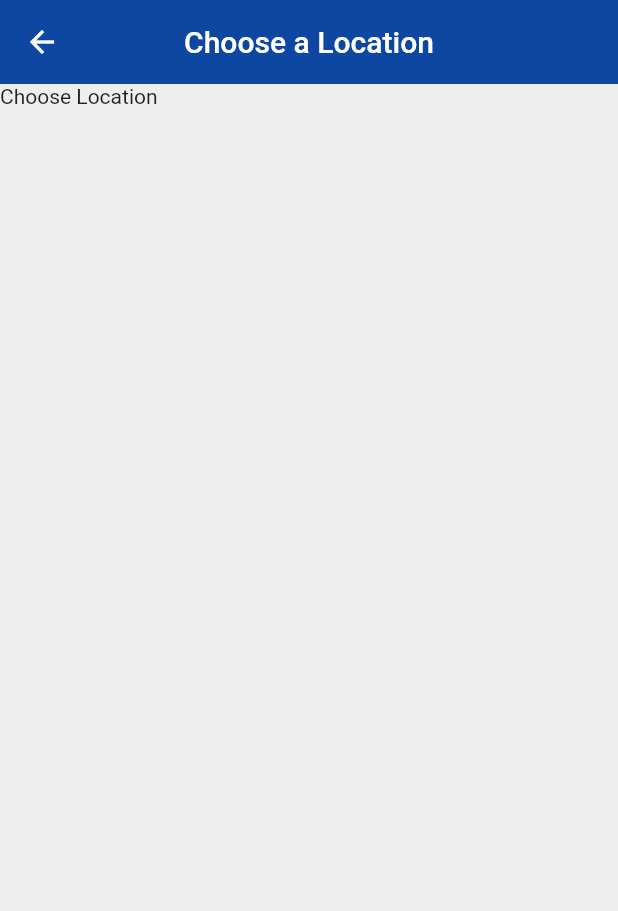
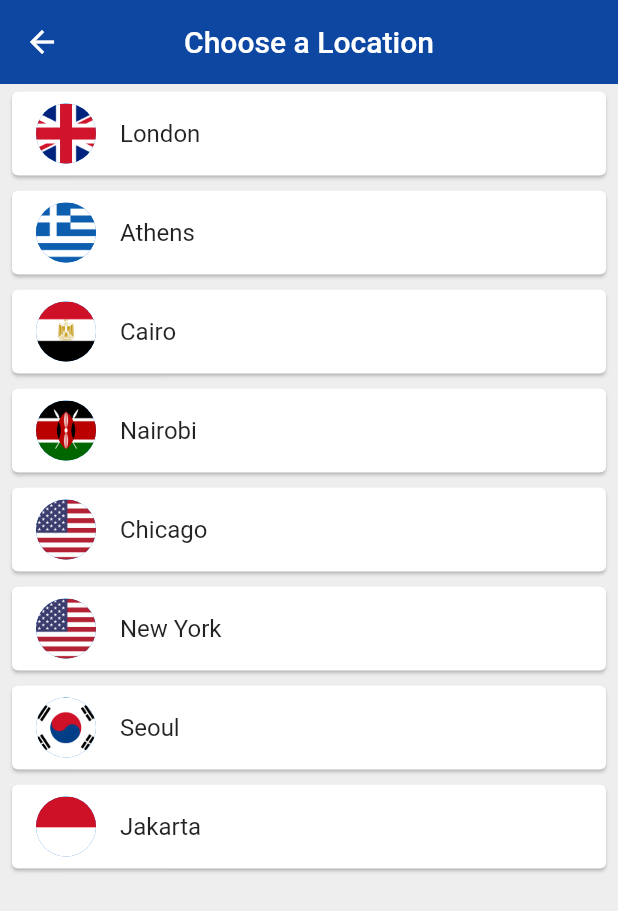
Before and after one commit to dgress95/World-Time-App, a Flutter app: the screen it shows after launch, after a tap on "Edit Location", on a phone screen of 412 x 824 dp. Shown: the top 911 px of the screen. Run offline on Flutter 3.47's test engine with Material 2 defaults, Android fonts, the phone set to English and light mode, and no system bars; our stand-ins replace flutter_spinkit; network calls fail.

Commit message:
App functionality complete

```diff
--- a/lib/pages/choose_location.dart
+++ b/lib/pages/choose_location.dart
@@ -1,4 +1,5 @@
 import 'package:flutter/material.dart';
+import 'package:world_time_app/services/world_time.dart';
 
 class ChooseLocation extends StatefulWidget {
   const ChooseLocation({super.key});
@@ -8,6 +9,30 @@ class ChooseLocation extends StatefulWidget {
 }
 
 class _ChooseLocationState extends State<ChooseLocation> {
+
+  List<WorldTime> locations = [
+    WorldTime(url: 'Europe/London', location: 'London', flag: 'uk.png'),
+    WorldTime(url: 'Europe/Berlin', location: 'Athens', flag: 'greece.png'),
+    WorldTime(url: 'Africa/Cairo', location: 'Cairo', flag: 'egypt.png'),
+    WorldTime(url: 'Africa/Nairobi', location: 'Nairobi', flag: 'kenya.png'),
+    WorldTime(url: 'America/Chicago', location: 'Chicago', flag: 'usa.png'),
+    WorldTime(url: 'America/New_York', location: 'New York', flag: 'usa.png'),
+    WorldTime(url: 'Asia/Seoul', location: 'Seoul', flag: 'south_korea.png'),
+    WorldTime(url: 'Asia/Jakarta', location: 'Jakarta', flag: 'indonesia.png'),
+  ];
+
+  void updateTime(index) async {
+    WorldTime instance = locations[index];
+    await instance.getTime();
+    // navigate to home screen
+    if (!context.mounted) return;
+    Navigator.pop(context, {
+      'location': instance.location,
+      'flag': instance.flag,
+      'time': instance.time,
+      'isDaytime': instance.isDaytime
+    });
+  }
 
   @override
   Widget build(BuildContext context) {
@@ -19,7 +44,25 @@ class _ChooseLocationState extends State<ChooseLocation> {
         centerTitle: true,
         elevation: 0.0,
       ),
-      body: Text('Choose Location'),
+      body: ListView.builder(
+        itemBuilder: (context, index) {
+            return Padding(
+              padding: const EdgeInsets.symmetric(vertical: 1.0, horizontal: 4.0),
+              child: Card(
+                child: ListTile(
+                  onTap: () {
+                    updateTime(index);
+                  },
+                  title: Text(locations[index].location),
+                  leading: CircleAvatar(
+                    backgroundImage: AssetImage('assets/${locations[index].flag}'),
+                  ),
+                ),
+              ),
+            );
+          },
+        itemCount: locations.length,
+      ),
     );
   }
 }
--- a/lib/pages/home.dart
+++ b/lib/pages/home.dart
@@ -13,26 +13,57 @@ class Home extends StatefulWidget {
 class _HomeState extends State<Home> {
 
   Object? parameters;
+  Map data = {};
 
   @override
   Widget build(BuildContext context) {
 
-    parameters = ModalRoute.of(context)!.settings.arguments;
-    Map data = jsonDecode(jsonEncode(parameters));
-    print(data);
+    // parameters = data.isNotEmpty ? data : ModalRoute.of(context)!.settings.arguments;
+    // Map data = jsonDecode(jsonEncode(parameters));
+    // print(data);
+
+    data = data.isNotEmpty ? data : ModalRoute.of(context)!.settings.arguments as Map;
+
+    // set background
+    String bgImage = data['isDaytime'] ? 'day.png' : 'night.png';
+    Color? bgColor = data['isDaytime'] ? Colors.blue : Colors.indigo[700];
 
     return Scaffold(
+      backgroundColor: bgColor,
       body: SafeArea(
+          child: Container(
+            decoration: BoxDecoration(
+              image: DecorationImage(
+                image: AssetImage('assets/$bgImage'),
+                fit: BoxFit.cover,
+              ),
+            ),
             child: Padding(
               padding: const EdgeInsets.fromLTRB(0, 120.0, 0, 0),
               child: Column(
                 children: <Widget>[
                   TextButton.icon(
-                    onPressed: () {
-                      Navigator.pushNamed(context, '/location');
+                      onPressed: () async {
+                        dynamic result = await Navigator.pushNamed(context, '/location');
+                        setState(() {
+                          data = {
+                            'time': result['time'],
+                            'location': result['location'],
+                            'isDaytime': result['isDaytime'],
+                            'flag': result['flag'],
+                          };
+                        });
                       },
-                    icon: const Icon(Icons.edit_location),
-                    label: const Text('Edit Location'),
+                      icon: Icon(
+                          Icons.edit_location,
+                          color: Colors.grey[300],
+                      ),
+                      label: Text(
+                          'Edit Location',
+                          style: TextStyle(
+                            color: Colors.grey[300],
+                        )
+                      ),
                   ),
                   SizedBox(height: 20.0),
                   Row(
@@ -43,6 +74,7 @@ class _HomeState extends State<Home> {
                         style: const TextStyle(
                           fontSize: 28.0,
                           letterSpacing: 2.0,
+                          color: Colors.white,
                         )
                       )
                     ],
@@ -52,9 +84,11 @@ class _HomeState extends State<Home> {
                     data['time'],
                     style: const TextStyle(
                       fontSize: 66.0,
+                      color: Colors.white,
                     )
                   )
                 ],
+              ),
             ),
           )
       ),
--- a/lib/pages/loading.dart
+++ b/lib/pages/loading.dart
@@ -22,7 +22,8 @@ class _LoadingState extends State<Loading> {
     Navigator.pushReplacementNamed(context, '/home', arguments: {
       'location': instance.location,
       'flag': instance.flag,
-      'time': instance.time
+      'time': instance.time,
+      'isDaytime': instance.isDaytime
     });
     // if (!context.mounted) return;
     // Navigator.push(context, MaterialPageRoute(builder: (context) => const Home(),
--- a/lib/services/world_time.dart
+++ b/lib/services/world_time.dart
@@ -8,7 +8,7 @@ class WorldTime {
   String time = ''; // time in that location
   String flag = ''; // url to an asset flag icon
   String url = ''; // location for url endpoint
-  bool isDaytime; // true: daytime, false: nighttime
+  bool isDaytime = true; // true: daytime, false: nighttime
 
   WorldTime({ required this.location, required this.flag, required this.url });
 
--- a/pubspec.yaml
+++ b/pubspec.yaml
@@ -62,9 +62,8 @@ flutter:
   uses-material-design: true
 
   # To add assets to your application, add an assets section, like this:
-  # assets:
-  #   - images/a_dot_burr.jpeg
-  #   - images/a_dot_ham.jpeg
+  assets:
+    - assets/
 
   # An image asset can refer to one or more resolution-specific "variants", see
   # https://flutter.dev/assets-and-images/#resolution-aware
```
Also changed, not shown: assets/day.png (added), assets/egypt.png (added), assets/germany.png (added), assets/greece.png (added), assets/indonesia.png (added), assets/kenya.png (added), assets/night.png (added), assets/south_korea.png (added), assets/uk.png (added), assets/usa.png (added). Lines whose indentation alone changed are shown as unchanged.
